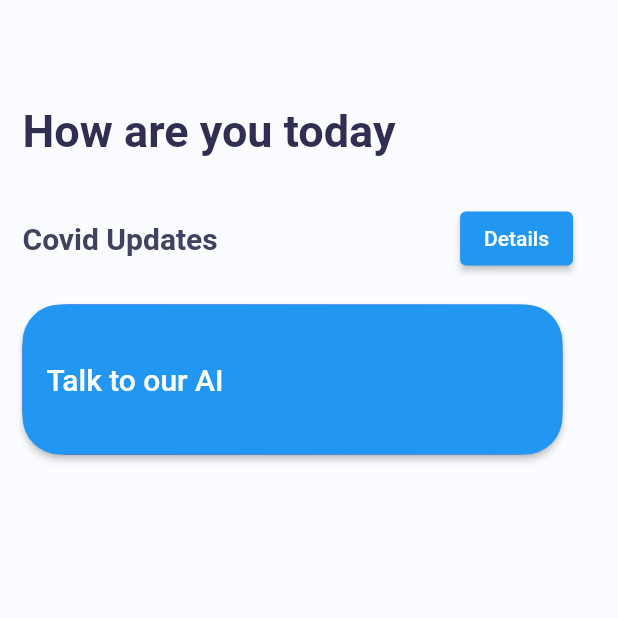
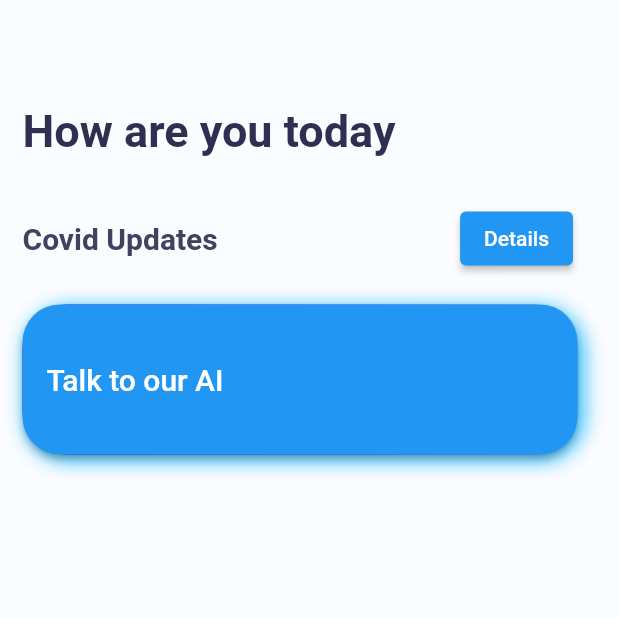
Before and after one commit to Sraghav63/doc_bot, a Flutter app: the screen it shows after launch, on a phone screen of 412 x 824 dp, the top half of it. Run offline on Flutter 3.47's test engine with Material 2 defaults, Android fonts, the phone set to English and light mode, and no system bars; our stand-ins replace get.

Commit message:
glow added

```diff
--- a/lib/ai.dart
+++ b/lib/ai.dart
@@ -19,6 +19,7 @@ class _questionState extends State<question> {
   Widget build(BuildContext context) {
     return Scaffold(
       body: Container(
+
         padding: const EdgeInsets.only(top: 70, left: 15, right: 30),
         child: Column(
           children: [
@@ -38,6 +39,7 @@ class _questionState extends State<question> {
               ),
               controller: textController1,
             ),
+
             ElevatedButton(onPressed: () async {
               final String aidocURL = "aidoc.loca.lt";
               print("trying to get answer to question: ");
--- a/lib/home_page.dart
+++ b/lib/home_page.dart
@@ -63,9 +63,18 @@ class _HomePageState extends State<HomePage> {
             Row(
               children: [
                 Container(
-                  width: 360,
+                  width: 370,
                   height: 100,
+
                   decoration: BoxDecoration(
+                    boxShadow: [
+                      BoxShadow(
+                        color: Colors.lightBlueAccent,
+                        offset: const Offset(3.0, 3.0),
+                        blurRadius: 10,
+                        spreadRadius: 2.0,
+                      )
+                    ],
                       gradient: LinearGradient(colors: [
                         color.AppColor.gradientFirst,
                         color.AppColor.gradientSecond
```
